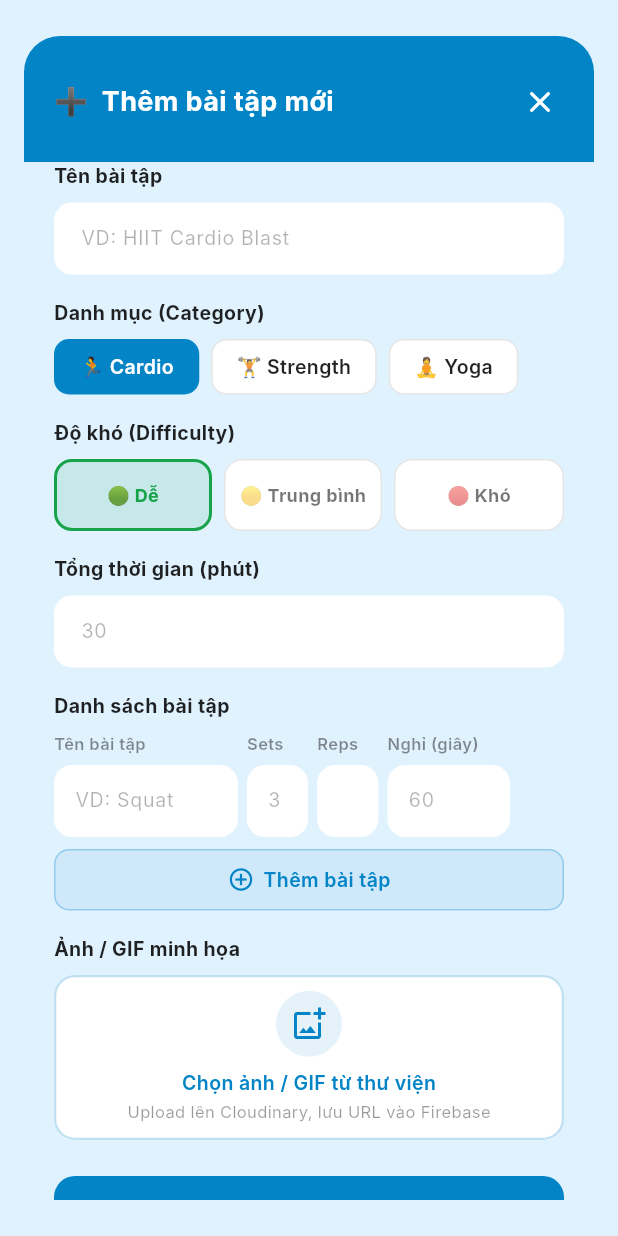
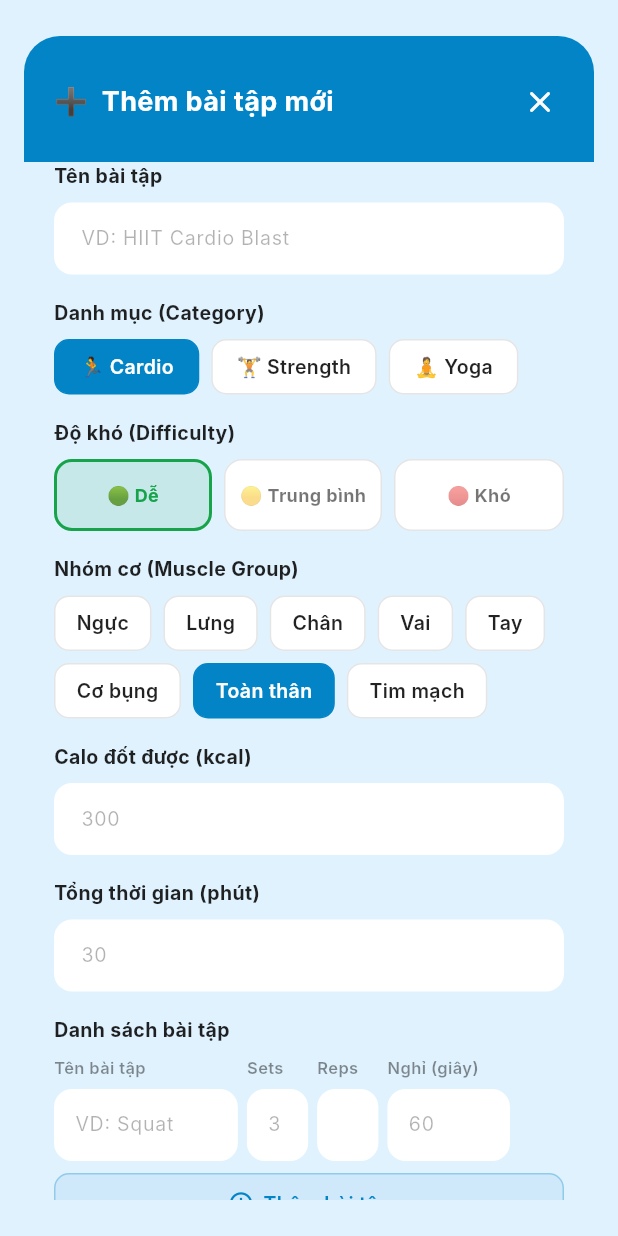
Before and after one commit to nguyenlephianh56/health4u, a Flutter app: the WorkoutFormDialog widget shown alone on an empty page, opened directly with empty values, on a phone screen of 412 x 824 dp. Run offline on Flutter 3.47's test engine with Material 3 defaults, Android fonts, the phone set to English and light mode, and no system bars; our stand-ins replace cloud_firestore, firebase_auth, firebase_core, flutter_riverpod, go_router, image_picker and 1 more; accounts and stored records are empty; network calls fail; Roboto replaces fonts that are missing (Inter).

Commit message:
chỉnh sửa add workout admin

```diff
--- a/lib/data/models/workout_model.dart
+++ b/lib/data/models/workout_model.dart
@@ -37,9 +37,11 @@ class ExerciseItem {
 class WorkoutModel {
   final String id;          // Firestore document ID
   final String title;
-  final String category;    // "Cardio" | "Strength" | "Yoga"
-  final String difficulty;  // "Beginner" | "Intermediate" | "Advanced"
-  final int durationMin;
+  final String category;      // "Cardio" | "Strength" | "Yoga"
+  final String difficulty;    // "Beginner" | "Intermediate" | "Advanced"
+  final int    durationMin;
+  final String muscleGroup;   // "Ngực" | "Lưng" | "Chân" | ...
+  final int    caloriesBurned;
   final List<ExerciseItem> exercises;
   final String imageUrl;
 
@@ -49,6 +51,8 @@ class WorkoutModel {
     required this.category,
     required this.difficulty,
     required this.durationMin,
+    required this.muscleGroup,
+    required this.caloriesBurned,
     required this.exercises,
     required this.imageUrl,
   });
@@ -57,10 +61,12 @@ class WorkoutModel {
     return WorkoutModel(
       id:          docId,
       title:       data['title']?.toString() ?? '',
-      category:    data['category']?.toString() ?? 'Cardio',
-      difficulty:  data['difficulty']?.toString() ?? 'Beginner',
-      durationMin: (data['duration_min'] as num?)?.toInt() ?? 0,
-      exercises:   ((data['exercises'] as List?) ?? [])
+      category:       data['category']?.toString() ?? 'Cardio',
+      difficulty:     data['difficulty']?.toString() ?? 'Beginner',
+      durationMin:    (data['duration_min']     as num?)?.toInt() ?? 0,
+      muscleGroup:    data['muscle_group']?.toString() ?? 'Toàn thân',
+      caloriesBurned: (data['calories_burned']  as num?)?.toInt() ?? 0,
+      exercises:      ((data['exercises'] as List?) ?? [])
           .map((e) => ExerciseItem.fromMap(Map<String, dynamic>.from(e)))
           .toList(),
       imageUrl:    data['image_url']?.toString() ?? '',
@@ -69,10 +75,12 @@ class WorkoutModel {
 
   Map<String, dynamic> toFirestore() => {
     'title':        title,
-    'category':     category,
-    'difficulty':   difficulty,
-    'duration_min': durationMin,
-    'exercises':    exercises.map((e) => e.toMap()).toList(),
+    'category':        category,
+    'difficulty':      difficulty,
+    'duration_min':    durationMin,
+    'muscle_group':    muscleGroup,
+    'calories_burned': caloriesBurned,
+    'exercises':       exercises.map((e) => e.toMap()).toList(),
     'image_url':    imageUrl,
   };
 }
--- a/lib/data/services/cloudinary_service.dart
+++ b/lib/data/services/cloudinary_service.dart
@@ -15,7 +15,7 @@ import 'package:http/http.dart' as http;
 import 'dart:convert';
 
 class CloudinaryService {
-  static const String _cloudName    = 'dfvtfibtx';    // ← thay tại đây
+  static const String _cloudName    = 'duqxpkwrf';    // ← thay tại đây
   static const String _uploadPreset = 'health4u_preset'; // ← thay tại đây
   static const String _folder       = 'health4u/recipes';   // ← thay nếu muốn
 
--- a/lib/features/admin/widgets/workout_form_dialog.dart
+++ b/lib/features/admin/widgets/workout_form_dialog.dart
@@ -34,8 +34,10 @@ class _WorkoutFormDialogState extends State<WorkoutFormDialog> {
   late final TextEditingController _durationCtrl;
 
   // ── State ────────────────────────────────────────────────────────────────
-  String _category   = 'Cardio';
-  String _difficulty = 'Beginner';
+  String _category      = 'Cardio';
+  String _difficulty    = 'Beginner';
+  String _muscleGroup   = 'Toàn thân';
+  late final TextEditingController _caloriesCtrl;
 
   // Image state
   File?  _pickedImageFile;
@@ -57,8 +59,11 @@ class _WorkoutFormDialogState extends State<WorkoutFormDialog> {
     _durationCtrl = TextEditingController(
         text: w != null ? w.durationMin.toString() : '');
 
-    _category   = w?.category   ?? 'Cardio';
-    _difficulty = w?.difficulty ?? 'Beginner';
+    _category      = w?.category      ?? 'Cardio';
+    _difficulty    = w?.difficulty    ?? 'Beginner';
+    _muscleGroup   = w?.muscleGroup   ?? 'Toàn thân';
+    _caloriesCtrl  = TextEditingController(
+        text: w != null ? w.caloriesBurned.toString() : '');
     _imageUrl   = w?.imageUrl   ?? '';
 
     final existingExercises = w?.exercises ?? [];
@@ -73,6 +78,7 @@ class _WorkoutFormDialogState extends State<WorkoutFormDialog> {
   void dispose() {
     _titleCtrl.dispose();
     _durationCtrl.dispose();
+    _caloriesCtrl.dispose();
     for (final c in _exerciseCtrls) c.dispose();
     super.dispose();
   }
@@ -154,11 +160,13 @@ class _WorkoutFormDialogState extends State<WorkoutFormDialog> {
     }
 
     final workout = WorkoutModel(
-      id:          widget.workout?.id ?? '',
-      title:       _titleCtrl.text.trim(),
-      category:    _category,
-      difficulty:  _difficulty,
-      durationMin: int.tryParse(_durationCtrl.text) ?? 0,
+      id:             widget.workout?.id ?? '',
+      title:          _titleCtrl.text.trim(),
+      category:       _category,
+      difficulty:     _difficulty,
+      durationMin:    int.tryParse(_durationCtrl.text) ?? 0,
+      muscleGroup:    _muscleGroup,
+      caloriesBurned: int.tryParse(_caloriesCtrl.text) ?? 0,
       exercises:   exercises,
       imageUrl:    _imageUrl,
     );
@@ -235,6 +243,21 @@ class _WorkoutFormDialogState extends State<WorkoutFormDialog> {
                       const SizedBox(height: 16),
 
                       // ── Duration ─────────────────────────────────────
+                      _sectionLabel('Nhóm cơ (Muscle Group)'),
+                      _buildMuscleGroupPicker(),
+                      const SizedBox(height: 16),
+
+                      _sectionLabel('Calo đốt được (kcal)'),
+                      _SimpleTextField(
+                        controller: _caloriesCtrl,
+                        hint: '300',
+                        keyboardType: TextInputType.number,
+                        inputFormatters: [
+                          FilteringTextInputFormatter.digitsOnly,
+                        ],
+                      ),
+                      const SizedBox(height: 16),
+
                       _sectionLabel('Tổng thời gian (phút)'),
                       _SimpleTextField(
                         controller: _durationCtrl,
@@ -715,6 +738,44 @@ class _WorkoutFormDialogState extends State<WorkoutFormDialog> {
     );
   }
 
+  static const _muscleGroups = [
+    'Ngực', 'Lưng', 'Chân', 'Vai', 'Tay', 'Cơ bụng', 'Toàn thân', 'Tim mạch',
+  ];
+
+  Widget _buildMuscleGroupPicker() {
+    return Wrap(
+      spacing: 8,
+      runSpacing: 8,
+      children: _muscleGroups.map((group) {
+        final isSelected = _muscleGroup == group;
+        return GestureDetector(
+          onTap: () => setState(() => _muscleGroup = group),
+          child: AnimatedContainer(
+            duration: const Duration(milliseconds: 180),
+            padding: const EdgeInsets.symmetric(horizontal: 14, vertical: 8),
+            decoration: BoxDecoration(
+              color: isSelected ? AppColors.primary : Colors.white,
+              borderRadius: BorderRadius.circular(10),
+              border: Border.all(
+                color: isSelected
+                    ? AppColors.primary
+                    : Colors.black.withOpacity(0.1),
+              ),
+            ),
+            child: Text(
+              group,
+              style: TextStyle(
+                fontSize: 13,
+                fontWeight: FontWeight.w600,
+                color: isSelected ? Colors.white : Colors.black87,
+              ),
+            ),
+          ),
+        );
+      }).toList(),
+    );
+  }
+
   Widget _buildSaveButton(bool isEdit) {
     return SizedBox(
       width: double.infinity,
```
